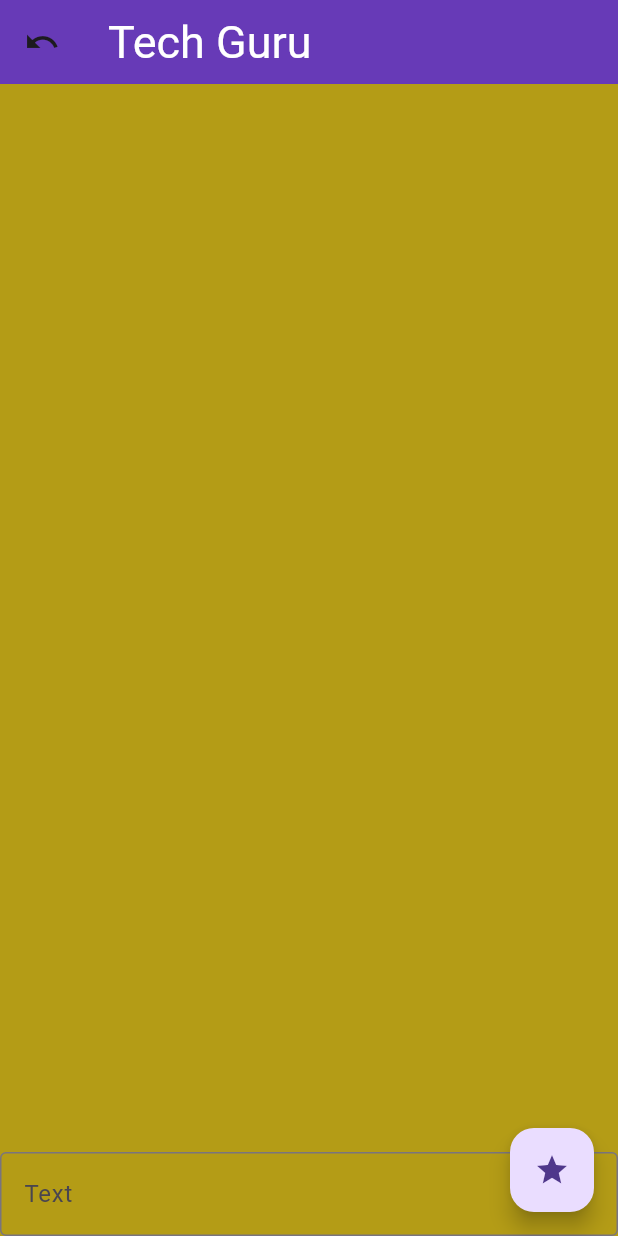
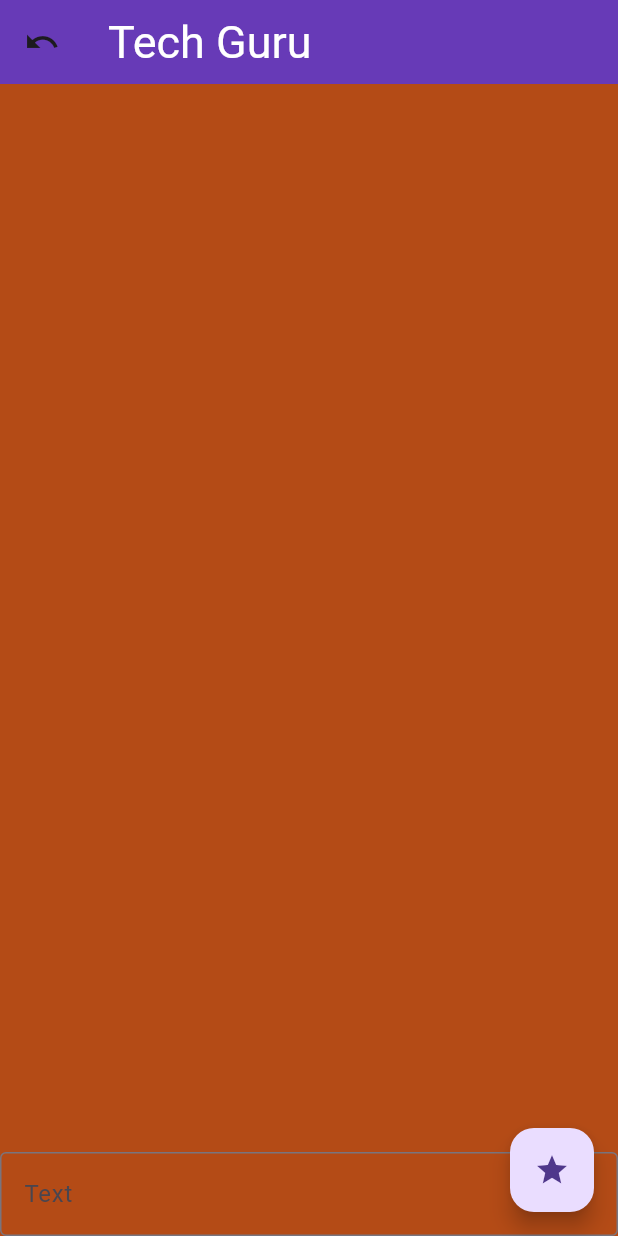
Before and after one commit to ashir227/Todo-App-Classes, a Flutter app: the screen it shows after launch, on a phone screen of 412 x 824 dp. Run offline on Flutter 3.47's test engine with Material 3 defaults, Android fonts, the phone set to English and light mode, and no system bars.

Commit message:
color change3

```diff
--- a/lib/todo.dart
+++ b/lib/todo.dart
@@ -32,7 +32,7 @@ class _TodoAppState extends State<TodoApp> {
       body: Container(
         height: double.infinity,
         width: double.infinity,
-        color: const Color.fromARGB(255, 180, 156, 22),
+        color: const Color.fromARGB(255, 180, 75, 22),
         child: Column(
           children: [
             Expanded(
```
